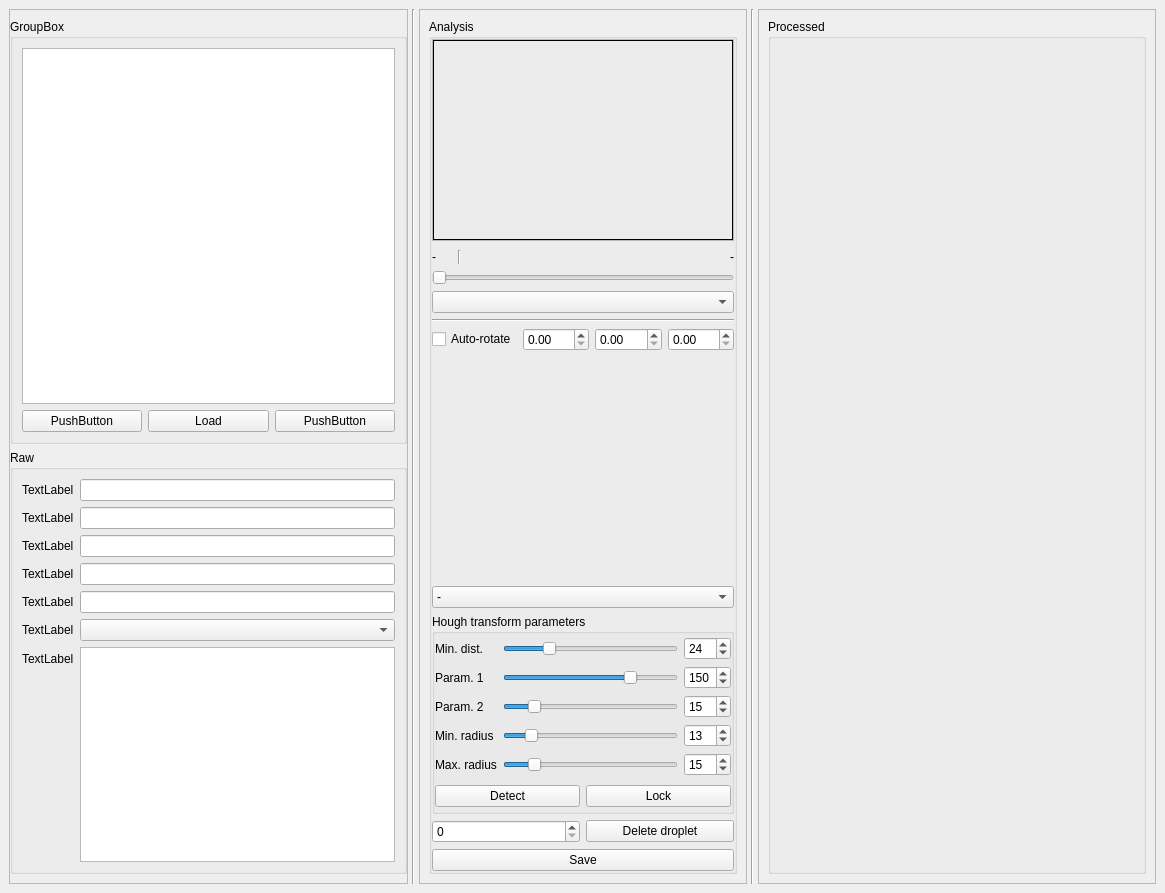
gfogwill/FrESH, file src/gui/analysis.ui: the form before one commit.
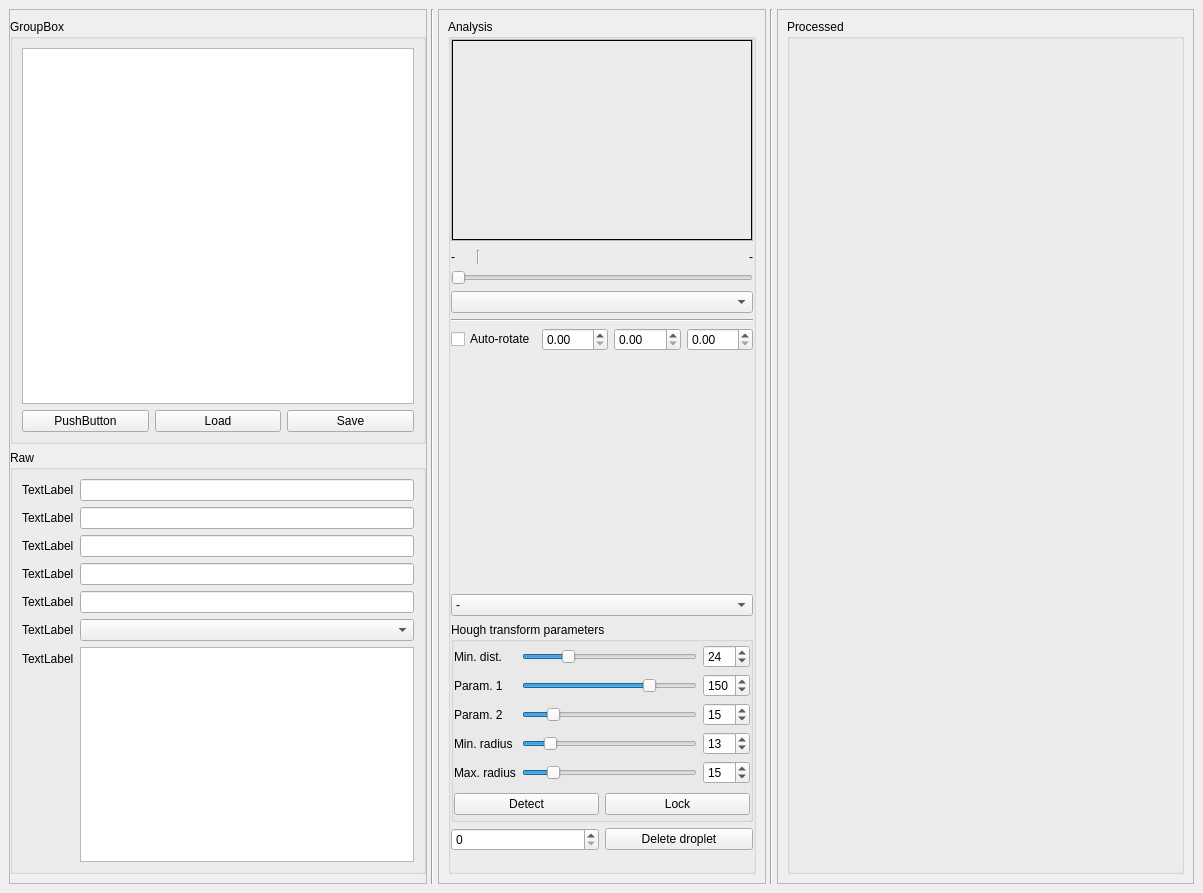
The form after the commit. Custom widgets are drawn as their Qt base class.

Commit message: feat: auto-advance list while analyzing

```diff
--- a/src/gui/analysis.ui
+++ b/src/gui/analysis.ui
@@ -6,7 +6,7 @@
    <rect>
     <x>0</x>
     <y>0</y>
-    <width>1165</width>
+    <width>1203</width>
     <height>893</height>
    </rect>
   </property>
@@ -148,9 +148,9 @@
                    </widget>
                   </item>
                   <item>
-                   <widget class="QPushButton" name="pushButton_3">
+                   <widget class="QPushButton" name="saveButton">
                     <property name="text">
-                     <string>PushButton</string>
+                     <string>Save</string>
                     </property>
                    </widget>
                   </item>
@@ -630,9 +630,12 @@
                  </layout>
                 </item>
                 <item>
-                 <widget class="QPushButton" name="saveButton">
+                 <widget class="QLabel" name="deleted_label">
                   <property name="text">
-                   <string>Save</string>
+                   <string/>
+                  </property>
+                  <property name="wordWrap">
+                   <bool>false</bool>
                   </property>
                  </widget>
                 </item>
```
Left out of the diff: 2 changed lines with no effect on the pictures. The commit also changes 2 other files.
